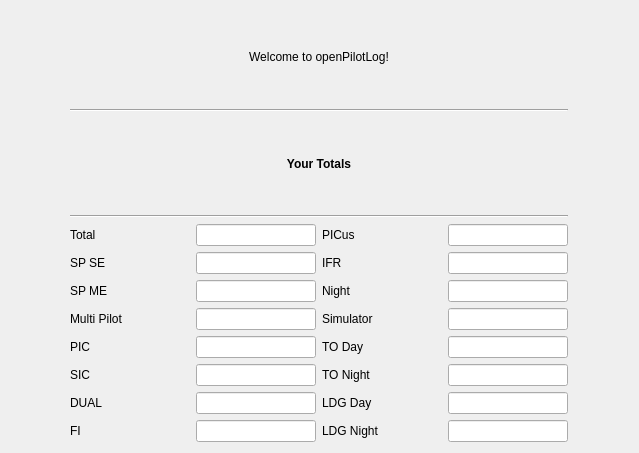
Above: src/gui/widgets/totalswidget.ui from fiffty-50/openPilotLog before the change. Below: the same form after it.
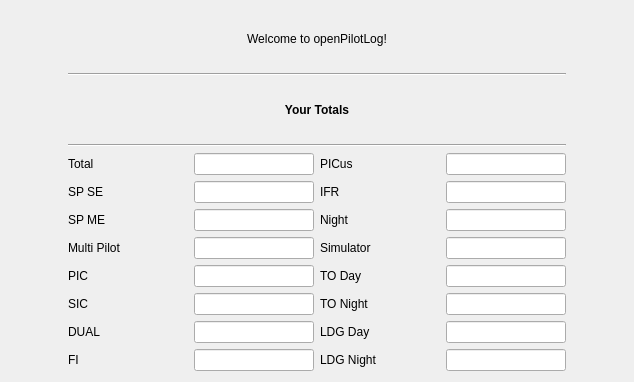
That is the form after the change.

What changed in the file:
```diff
--- a/src/gui/widgets/totalswidget.ui
+++ b/src/gui/widgets/totalswidget.ui
@@ -6,8 +6,8 @@
    <rect>
     <x>0</x>
     <y>0</y>
-    <width>639</width>
-    <height>453</height>
+    <width>634</width>
+    <height>382</height>
    </rect>
   </property>
   <property name="windowTitle">
```
